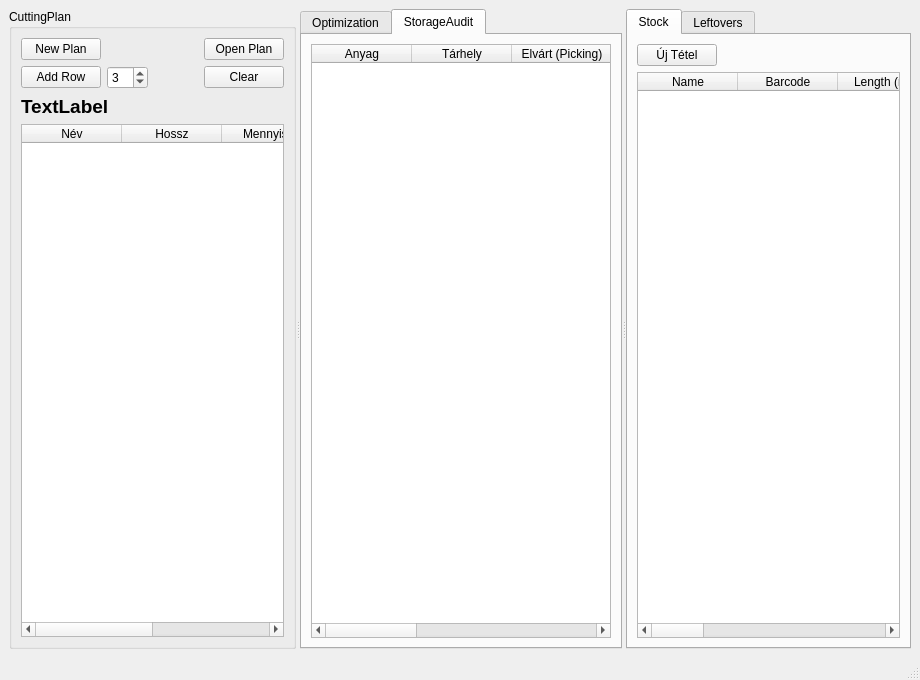
horvathzoltan/cutplannerpro, file view/MainWindow.ui: the form before one commit.
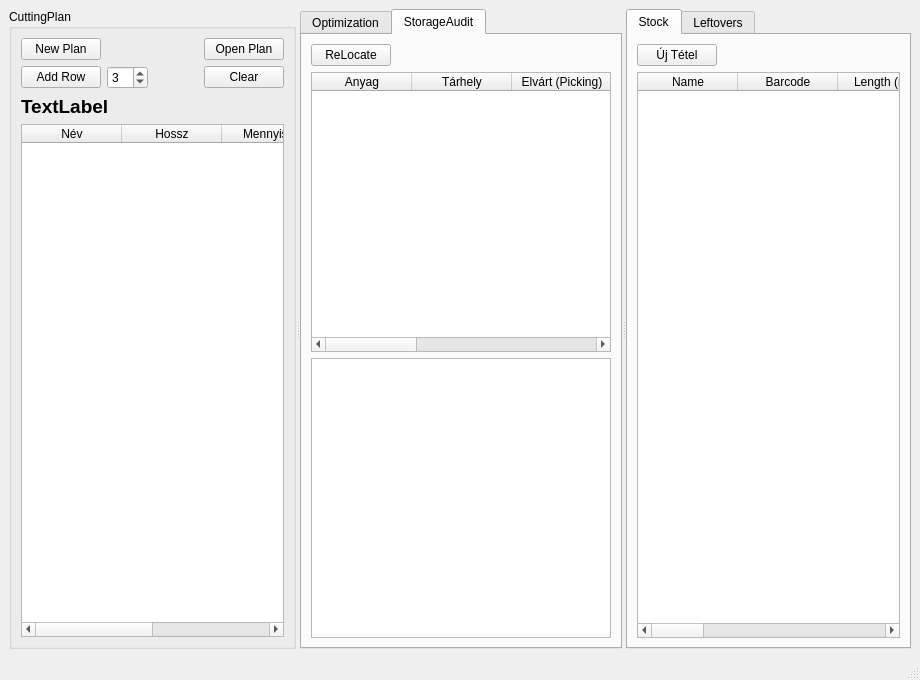
The form after the commit.

Diff of the .ui file:
```diff
--- a/view/MainWindow.ui
+++ b/view/MainWindow.ui
@@ -277,6 +277,30 @@
          <string>StorageAudit</string>
         </attribute>
         <layout class="QVBoxLayout" name="verticalLayout_3">
+         <item>
+          <layout class="QHBoxLayout" name="horizontalLayout_7">
+           <item>
+            <widget class="QPushButton" name="btn_Relocate">
+             <property name="text">
+              <string>ReLocate</string>
+             </property>
+            </widget>
+           </item>
+           <item>
+            <spacer name="horizontalSpacer_7">
+             <property name="orientation">
+              <enum>Qt::Orientation::Horizontal</enum>
+             </property>
+             <property name="sizeHint" stdset="0">
+              <size>
+               <width>40</width>
+               <height>20</height>
+              </size>
+             </property>
+            </spacer>
+           </item>
+          </layout>
+         </item>
          <item>
           <widget class="QTableWidget" name="tableStorageAudit">
            <column>
@@ -311,6 +335,16 @@
            </column>
           </widget>
          </item>
+         <item>
+          <widget class="QPlainTextEdit" name="relocateQuickList">
+           <property name="lineWrapMode">
+            <enum>QPlainTextEdit::LineWrapMode::NoWrap</enum>
+           </property>
+           <property name="readOnly">
+            <bool>true</bool>
+           </property>
+          </widget>
+         </item>
         </layout>
        </widget>
       </widget>
```
